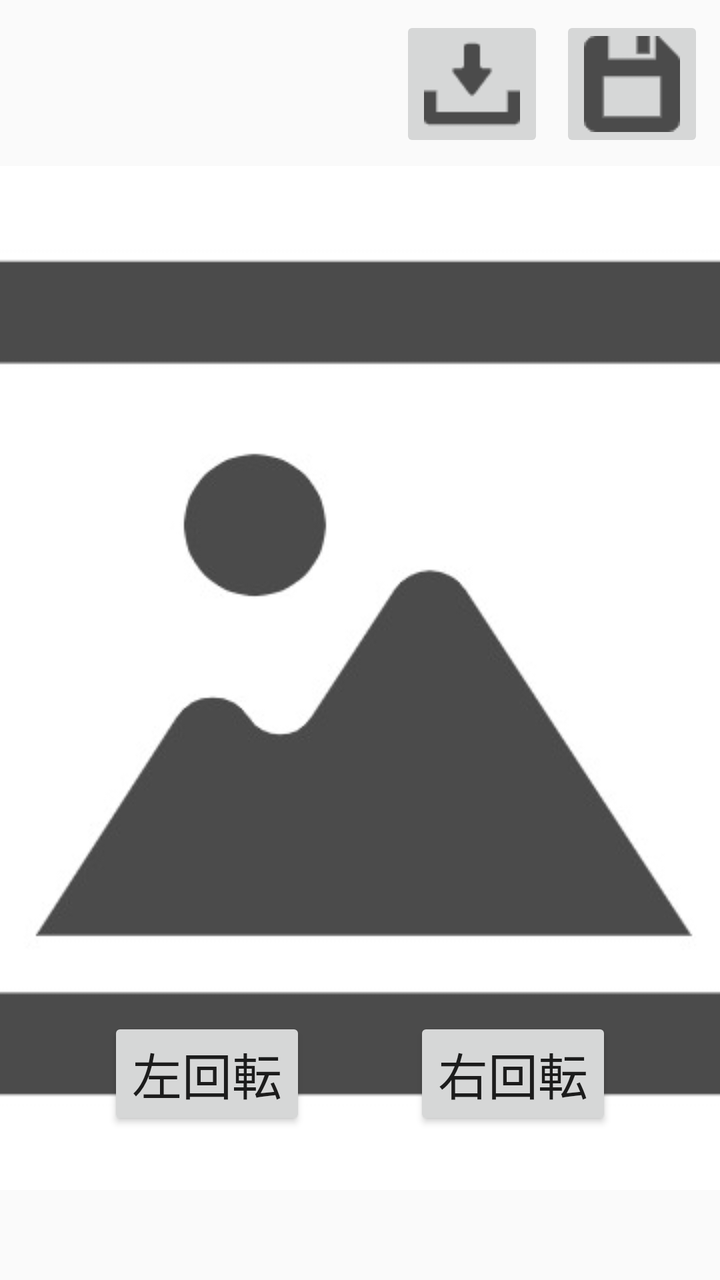
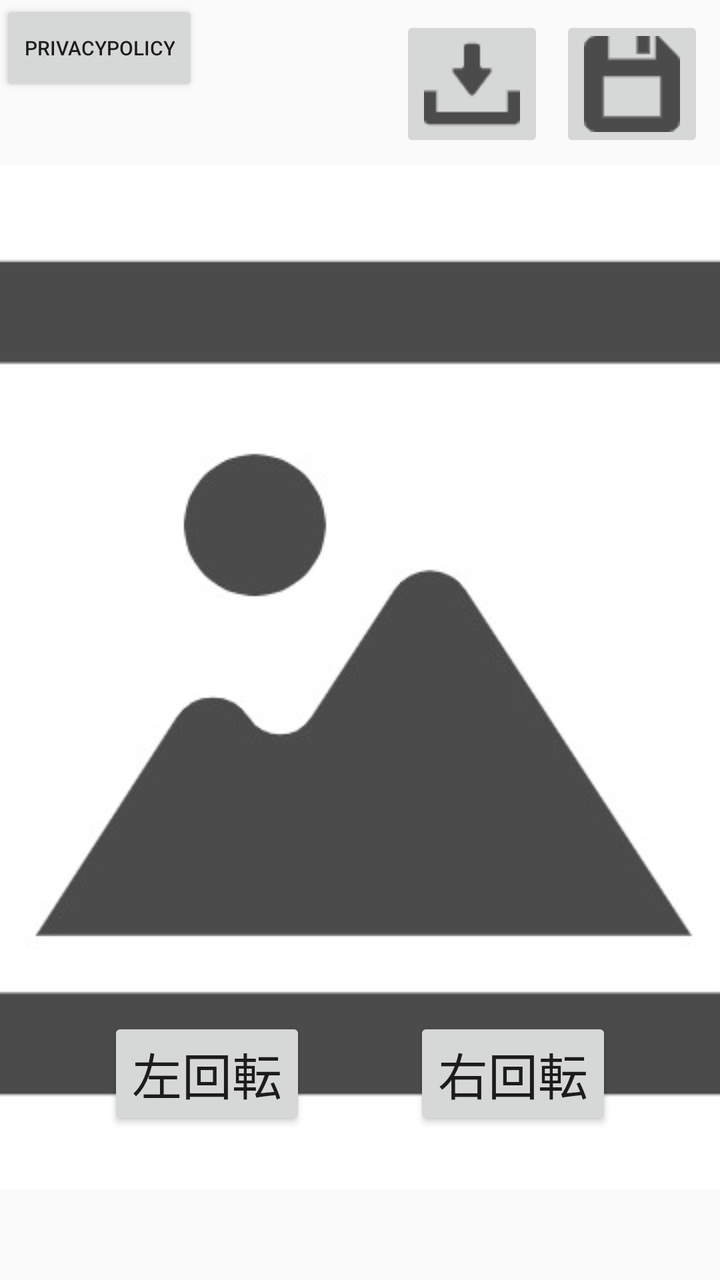

An Android layout rendered at two revisions. The XML below is the earlier revision; the diff shows what the commit changed to produce the second picture.
<!-- AndroidManifest.xml: application theme Theme.ImageRotateApplication -->
<!-- res/layout/activity_main.xml -->
<?xml version="1.0" encoding="utf-8"?>
<androidx.constraintlayout.widget.ConstraintLayout  xmlns:android="http://schemas.android.com/apk/res/android"
    xmlns:app="http://schemas.android.com/apk/res-auto"
    xmlns:tools="http://schemas.android.com/tools"
    android:layout_width="match_parent"
    android:layout_height="match_parent"
    tools:context=".MainActivity">


    <ImageView
        android:id="@+id/ResultView"
        android:layout_width="wrap_content"
        android:layout_height="wrap_content"
        android:layout_marginTop="7dp"
        android:scaleType="centerCrop"
        app:layout_constraintEnd_toEndOf="parent"
        app:layout_constraintStart_toStartOf="parent"
        app:layout_constraintTop_toBottomOf="@+id/saveButton"
        app:srcCompat="@drawable/picture_icon" />

    <ImageButton
        android:id="@+id/importButton"
        android:layout_width="wrap_content"
        android:layout_height="wrap_content"
        android:layout_marginTop="8dp"
        android:layout_marginEnd="8dp"
        android:onClick="importButton"
        android:src="@drawable/importbutton"
        app:layout_constraintEnd_toStartOf="@+id/saveButton"
        app:layout_constraintTop_toTopOf="parent" />

    <ImageButton
        android:id="@+id/saveButton"
        android:layout_width="wrap_content"
        android:layout_height="wrap_content"
        android:layout_marginTop="8dp"
        android:layout_marginEnd="8dp"
        android:onClick="saveButton"
        android:src="@drawable/savebutton"
        app:layout_constraintEnd_toEndOf="parent"
        app:layout_constraintTop_toTopOf="parent" />

    <Button
        android:id="@+id/rotateLeftButton"
        android:layout_width="wrap_content"
        android:layout_height="wrap_content"
        android:layout_marginBottom="75dp"
        android:onClick="rotateLeftButton"
        android:text="左回転"
        android:textSize="25sp"
        app:layout_constraintBottom_toBottomOf="parent"
        app:layout_constraintEnd_toStartOf="@id/rotateRightButton"
        app:layout_constraintStart_toStartOf="parent" />

    <Button
        android:id="@+id/rotateRightButton"
        android:layout_width="wrap_content"
        android:layout_height="wrap_content"
        android:layout_marginBottom="75dp"
        android:text="右回転"
        android:textSize="25sp"
        android:onClick="rotateRightButton"
        app:layout_constraintBottom_toBottomOf="parent"
        app:layout_constraintEnd_toEndOf="parent"
        app:layout_constraintStart_toEndOf="@+id/rotateLeftButton" />


</androidx.constraintlayout.widget.ConstraintLayout>
<!-- resources referenced by this layout -->
<resources>
  <!-- drawable importbutton: png bitmap (drawable, 675 bytes) -->
  <!-- drawable picture_icon: jpeg bitmap (drawable, 11058 bytes) -->
  <!-- drawable savebutton: png bitmap (drawable, 595 bytes) -->
  <style name="Theme.ImageRotateApplication" parent="Theme.AppCompat.Light.NoActionBar">
          
          <item name="colorPrimary">@color/purple_500</item>
          <item name="colorPrimaryDark">@color/purple_700</item>
          <item name="colorAccent">@color/teal_200</item>
          
      </style>
  <color name="purple_500">#FF6200EE</color>
  <color name="purple_700">#FF3700B3</color>
  <color name="teal_200">#FF03DAC5</color>
</resources>

<!-- the commit's change to res/layout/activity_main.xml (unified diff, before → after) -->
@@ -64,5 +64,15 @@
         app:layout_constraintEnd_toEndOf="parent"
         app:layout_constraintStart_toEndOf="@+id/rotateLeftButton" />
 
+    <Button
+        android:id="@+id/privacyButton"
+        android:layout_width="wrap_content"
+        android:layout_height="wrap_content"
+        android:text="privacypolicy"
+        android:textSize="10sp"
+        android:onClick="goPrivacyActivity"
+        app:layout_constraintStart_toStartOf="parent"
+        app:layout_constraintTop_toTopOf="parent" />
+
 
 </androidx.constraintlayout.widget.ConstraintLayout>
